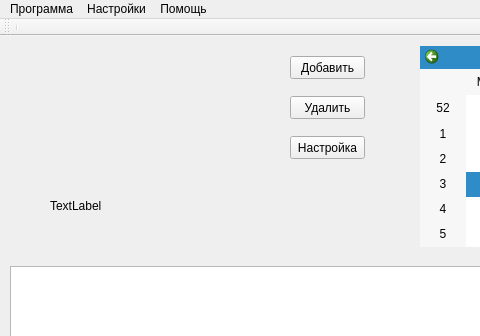
This is Source/mainwindow.ui in AndreiHramyka450501/Scheduler as Qt 5 draws it before an edit; both pictures show x 0 to 480 and y 0 to 336 of the 801 by 606 pixel window. The edited form follows.
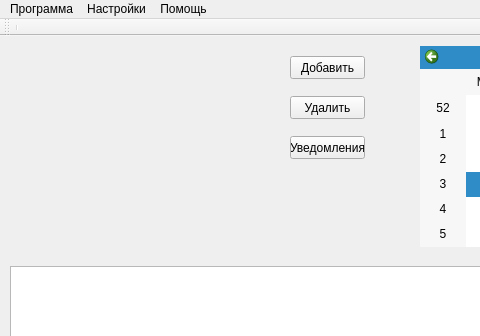
This is the edited form.

What changed in the file:
```diff
--- a/Source/mainwindow.ui
+++ b/Source/mainwindow.ui
@@ -79,20 +79,7 @@
      </rect>
     </property>
     <property name="text">
-     <string>Настройка</string>
-    </property>
-   </widget>
-   <widget class="QLabel" name="label">
-    <property name="geometry">
-     <rect>
-      <x>50</x>
-      <y>160</y>
-      <width>301</width>
-      <height>20</height>
-     </rect>
-    </property>
-    <property name="text">
-     <string>TextLabel</string>
+     <string>Уведомления</string>
     </property>
    </widget>
   </widget>
```
Left out of the diff: 27 changed lines with no effect on the pictures.
